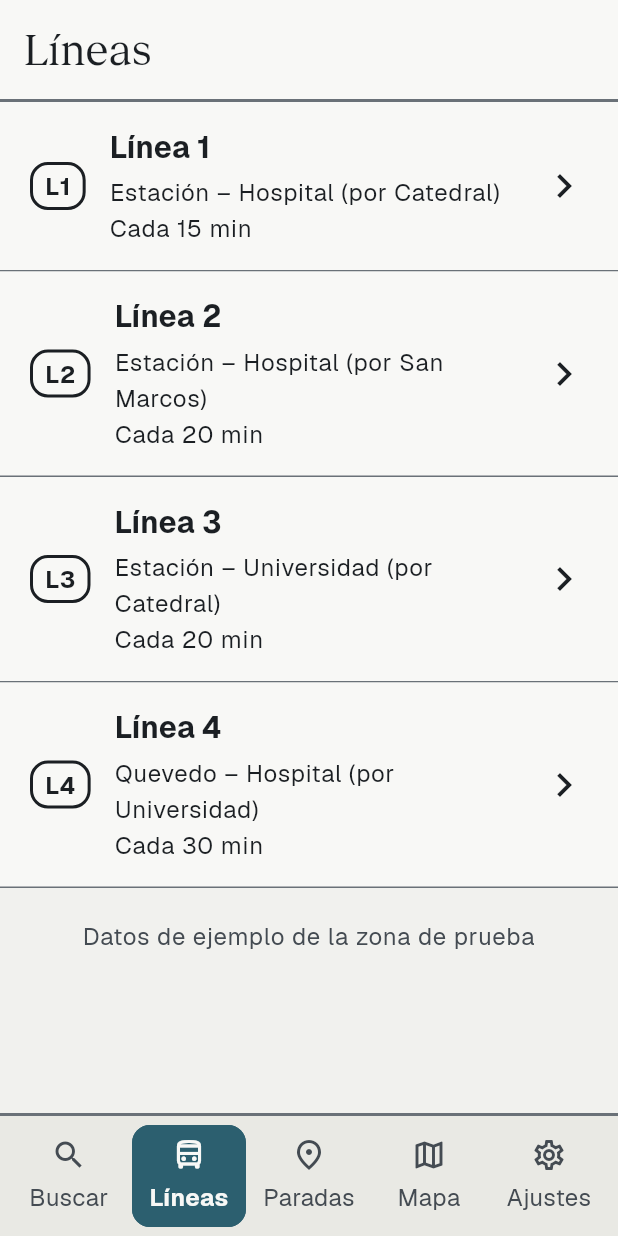
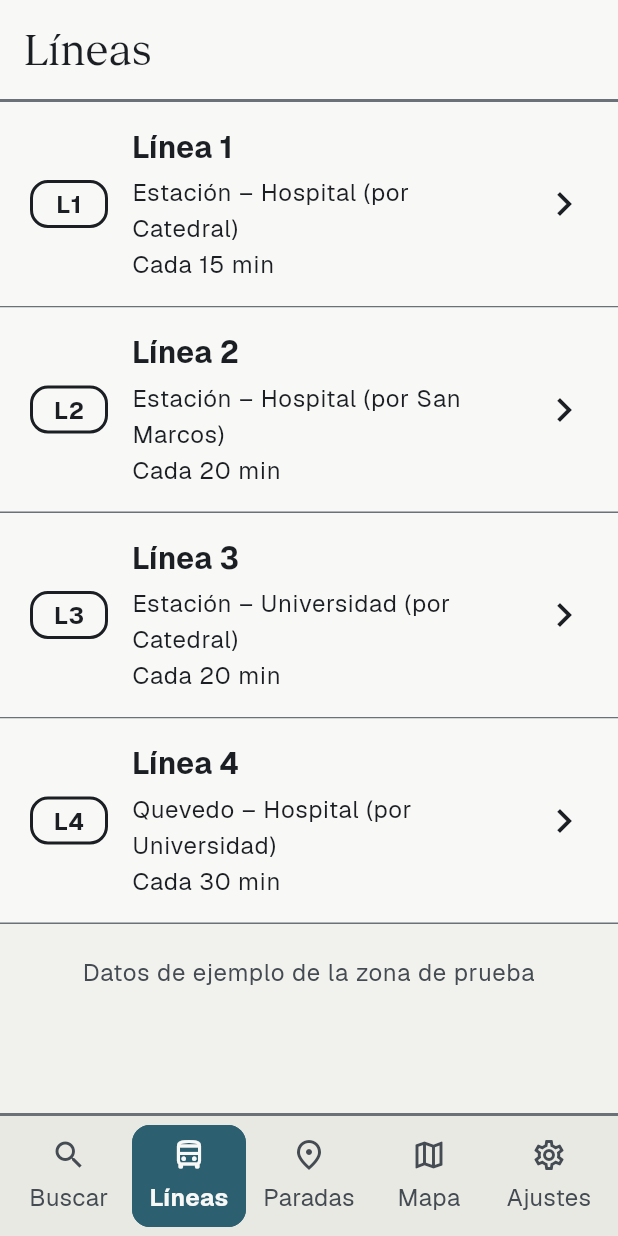
Before and after one commit to Sekahy48/RutaFacil, a Flutter app: the screen it shows after launch, item 2 of the bottom bar chosen, on a phone screen of 412 x 824 dp. Run offline on Flutter 3.47's test engine with Material 3 defaults, Android fonts, the phone set to English and light mode, and no system bars; our stand-ins replace flutter_map, latlong2; project files that could hold a hidden picture were left out.

Commit message:
Etiquetas de línea con ancho común y pista del campo en varias líneas al 200 %
Co-Authored-By: Claude Opus 5.5 <noreply@anthropic.com>

```diff
--- a/lib/ui/comunes.dart
+++ b/lib/ui/comunes.dart
@@ -249,13 +249,19 @@ class EtiquetaLinea extends StatelessWidget {
     final p = context.paleta;
     return ExcludeSemantics(
       child: Container(
+        // Ancho mínimo común para que «L1» y «L4» alineen igual en las listas.
+        constraints: const BoxConstraints(minWidth: 52),
         padding: const EdgeInsets.symmetric(horizontal: kEspacio, vertical: 2),
         decoration: BoxDecoration(
           color: p.superficie,
           borderRadius: kRadioBorde,
           border: Border.all(color: p.texto, width: kBorde),
         ),
-        child: Text(idLinea, style: kEstiloEtiqueta.copyWith(color: p.texto)),
+        child: Text(
+          idLinea,
+          textAlign: TextAlign.center,
+          style: kEstiloEtiqueta.copyWith(color: p.texto),
+        ),
       ),
     );
   }
@@ -473,6 +479,7 @@ class CampoTexto extends StatelessWidget {
             onSubmitted: onSubmitted,
             decoration: InputDecoration(
               hintText: pista,
+              hintMaxLines: 3,
               error: error == null ? null : LineaError(error!),
               suffixIcon: onBorrar == null || controller.text.isEmpty
                   ? null
```
